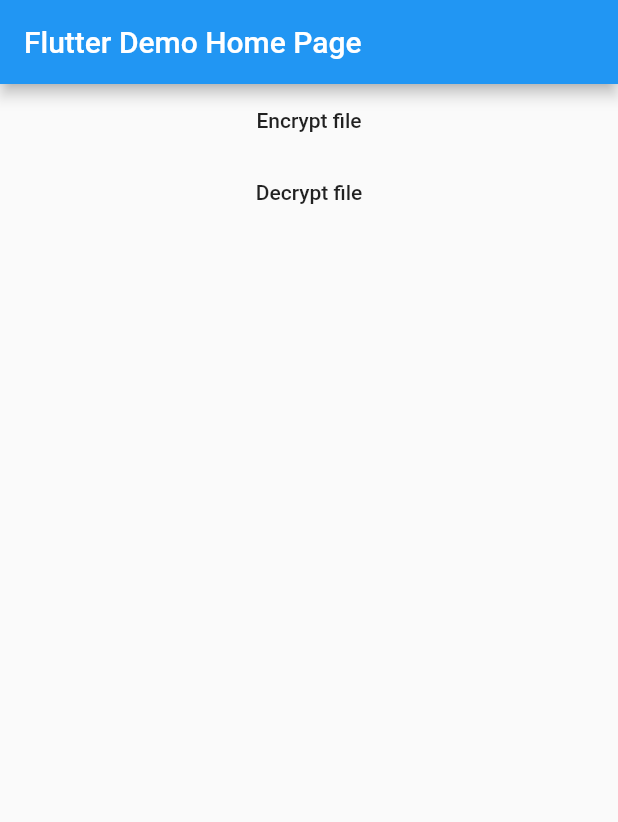
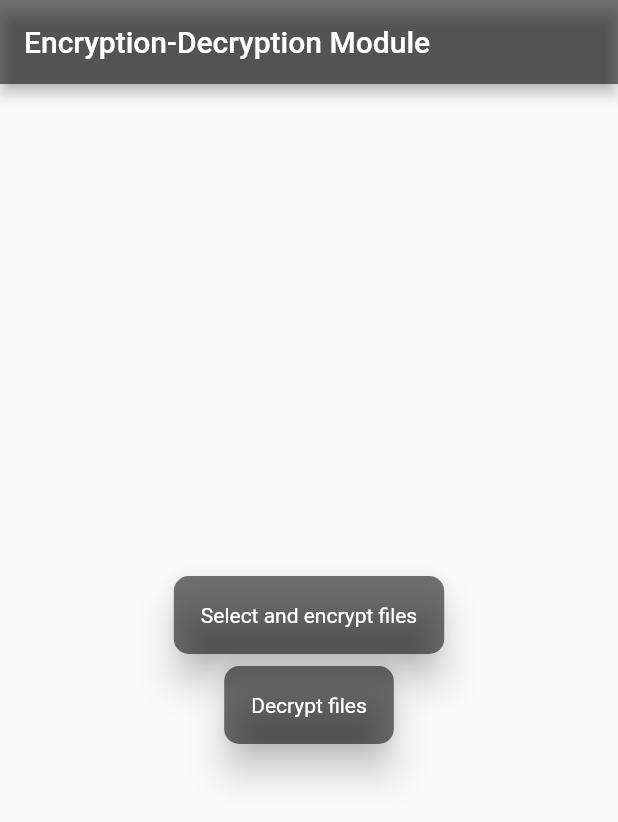
Before and after one commit to axactstudios/encryption_app, a Flutter app: the screen it shows after launch, on a phone screen of 412 x 824 dp. Shown: the top 822 px of the screen. Run offline on Flutter 3.47's test engine with Material 2 defaults, Android fonts, the phone set to English and light mode, and no system bars; our stand-ins replace file_picker, fluttertoast; missing offline and left inert: aes_crypt, permissions_plugin.

Commit message:
encryption fully fledged

```diff
--- a/lib/main.dart
+++ b/lib/main.dart
@@ -2,6 +2,7 @@ import 'dart:io';
 import 'package:encryptionapp/Encryption.dart';
 import 'package:file_picker/file_picker.dart';
 import 'package:flutter/material.dart';
+import 'package:flutter/services.dart';
 import 'package:fluttertoast/fluttertoast.dart';
 import 'package:path/path.dart';
 import 'package:permissions_plugin/permissions_plugin.dart';
@@ -11,7 +12,6 @@ void main() {
 }
 
 class MyApp extends StatelessWidget {
-  // This widget is the root of your application.
   @override
   Widget build(BuildContext context) {
     return MaterialApp(
@@ -34,9 +34,32 @@ class MyHomePage extends StatefulWidget {
 }
 
 class _MyHomePageState extends State<MyHomePage> {
+  List<String> imageUrls = [];
+
+  String _path;
+  Map<String, String> _paths;
+  bool _multiPick = true;
+  GlobalKey<ScaffoldState> _scaffoldKey = GlobalKey();
+
+  Future<String> openFileExplorer() async {
+    try {
+      _path = null;
+      _paths = await FilePicker.getMultiFilePath(type: FileType.image);
+
+      encryptFiles();
+    } on PlatformException catch (e) {
+      print("Unsupported operation" + e.toString());
+    }
+    if (!mounted) return 'null';
+    return 'Success';
+  }
+
+  encryptFiles() {
+    _paths.forEach((fileName, filePath) => {encryptfile(filePath)});
+  }
+
   @override
   void initState() {
-    // TODO: implement initState
     request();
   }
 
@@ -48,20 +71,17 @@ class _MyHomePageState extends State<MyHomePage> {
     ]);
   }
 
-  void encryptfile() async {
-    File file = await FilePicker.getFile();
-    String filepath = file.path;
-    print('File path recieved $filepath');
-    String spath = filepath.substring(1, filepath.length);
+  void encryptfile(path) async {
+    print('File path recieved $path');
+    String spath = path.substring(1, path.length);
     print('File slashed path is $spath');
+    var name = basename(path);
     String encryptedFilePath = EncryptData.encrypt_file(spath);
     print(encryptedFilePath);
-    Fluttertoast.showToast(
-        msg:
-            'Encryption successful.\nEncrypted file path : $encryptedFilePath');
+    moveFile(encryptedFilePath, name);
   }
 
-  void decryptfile() async {
+  Future<String> decryptfile() async {
     File file = await FilePicker.getFile();
     String filepath = file.path;
     print('File path recieved $filepath');
@@ -72,32 +92,82 @@ class _MyHomePageState extends State<MyHomePage> {
     Fluttertoast.showToast(
         msg:
             'Encryption successful.\nEncrypted file path : $decryptedFilePath');
+    return 'Success';
+  }
+
+  Future<File> moveFile(path, filename) async {
+    print('start');
+    File sourceFile = File(path);
+    print('start1');
+    try {
+      // prefer using rename as it is probably faster
+      print('end1');
+      return await sourceFile
+          .rename('storage/emulated/0/EncryptedFiles/$filename.aes');
+    } on FileSystemException catch (e) {
+      print(e);
+
+      final newFile = await sourceFile
+          .copy('storage/emulated/0/EncryptedFiles/$filename.aes');
+      print('end');
+      await sourceFile.delete();
+      return newFile;
+    }
   }
 
   @override
   Widget build(BuildContext context) {
     return Scaffold(
+      key: _scaffoldKey,
       appBar: AppBar(
-        title: Text(widget.title),
+        backgroundColor: Colors.black54,
+        title: Text('Encryption-Decryption Module'),
       ),
       body: Center(
         child: Column(
+          mainAxisAlignment: MainAxisAlignment.center,
           children: <Widget>[
-            FlatButton(
-              onPressed: () {
-                encryptfile();
+            InkWell(
+              onTap: () {
+                openFileExplorer().then((value) => _scaffoldKey.currentState
+                    .showSnackBar(
+                        SnackBar(content: Text('Successfully Encrypted'))));
               },
-              child: Text('Encrypt file'),
+              child: Card(
+                  color: Colors.black54,
+                  elevation: 10,
+                  shape: RoundedRectangleBorder(
+                      borderRadius: BorderRadius.all(Radius.circular(10))),
+                  child: Padding(
+                    padding: const EdgeInsets.all(18.0),
+                    child: Text(
+                      'Select and encrypt files',
+                      style: TextStyle(color: Colors.white),
+                    ),
+                  )),
             ),
-            FlatButton(
-              onPressed: () {
-                decryptfile();
+            InkWell(
+              onTap: () {
+                decryptfile().then((value) => _scaffoldKey.currentState
+                    .showSnackBar(
+                        SnackBar(content: Text('Successfully Decrypted'))));
               },
-              child: Text('Decrypt file'),
+              child: Card(
+                  color: Colors.black54,
+                  elevation: 10,
+                  shape: RoundedRectangleBorder(
+                      borderRadius: BorderRadius.all(Radius.circular(10))),
+                  child: Padding(
+                    padding: const EdgeInsets.all(18.0),
+                    child: Text(
+                      'Decrypt files',
+                      style: TextStyle(color: Colors.white),
+                    ),
+                  )),
             ),
           ],
         ),
-      ), // This trailing comma makes auto-formatting nicer for build methods.
+      ),
     );
   }
 }
--- a/pubspec.yaml
+++ b/pubspec.yaml
@@ -31,6 +31,7 @@ dependencies:
   aes_crypt: ^0.1.1
   file_picker: ^1.13.0
   fluttertoast: ^7.0.1
+  path: 1.6.4
   permissions_plugin: ^1.1.4
 
 dev_dependencies:
```
Also changed, not shown: pubspec.lock, 4 other files.
